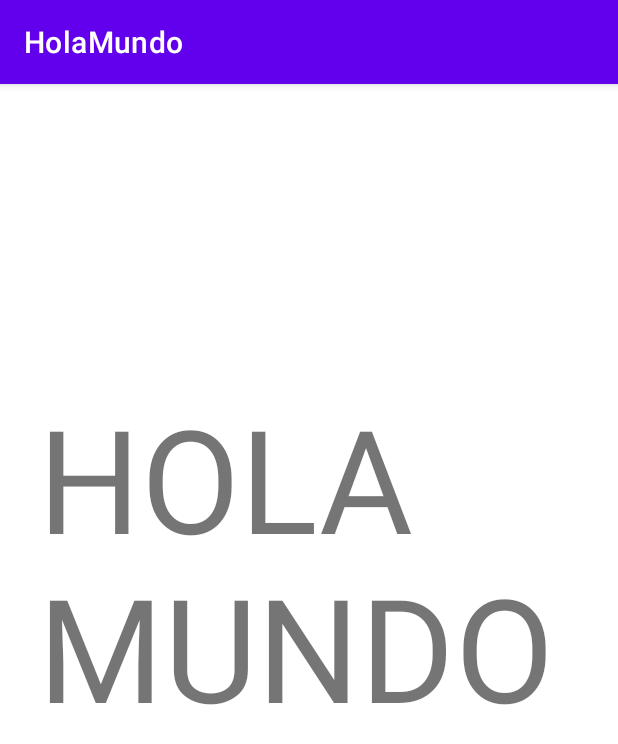
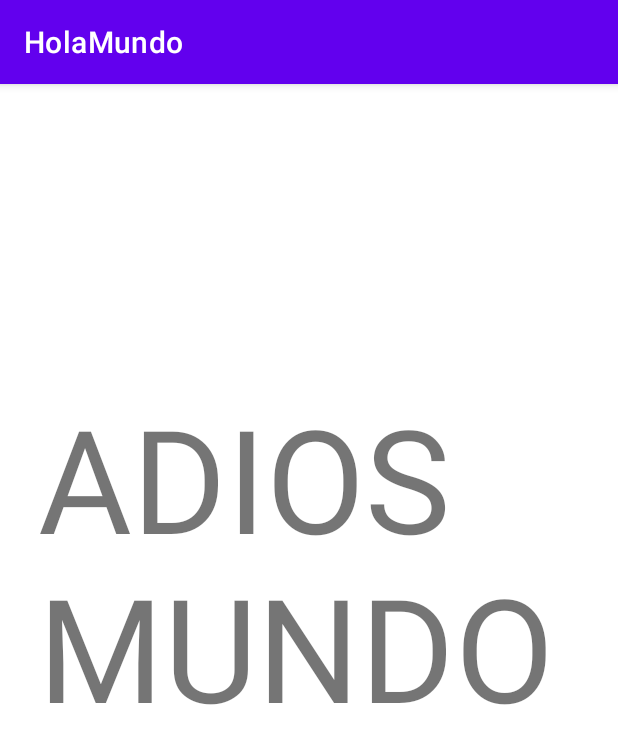
Before and after one commit to Maaxca/HolaMundo, an Android app: the screen it shows after launch (MainActivity), on a phone screen of 412 x 824 dp. Shown: the top 744 px of the screen. Run offline under Robolectric (Android 15) with nearby library versions, the phone set to English and light mode, and no system bars.

Commit message:
Segunda version

```diff
--- a/app/src/main/res/layout/activity_main.xml
+++ b/app/src/main/res/layout/activity_main.xml
@@ -9,7 +9,7 @@
     <TextView
         android:layout_width="361dp"
         android:layout_height="371dp"
-        android:text="HOLA MUNDO"
+        android:text="ADIOS MUNDO"
         android:textSize="96sp"
         app:layout_constraintBottom_toBottomOf="parent"
         app:layout_constraintLeft_toLeftOf="parent"
```
